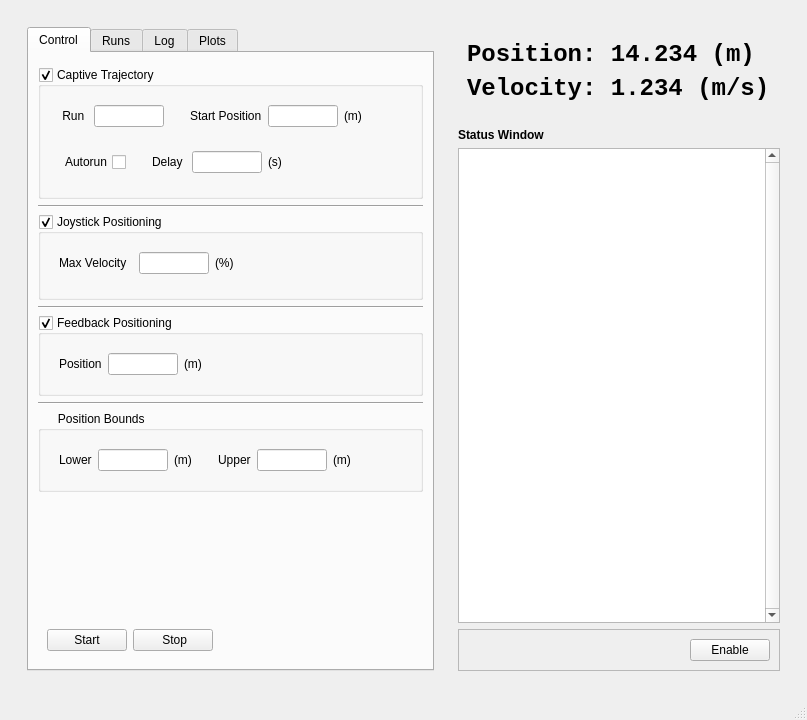
The window that software/gui/nodes/sled_control.ui (iorodeo/water_channel_ros) describes before a commit, drawn with Qt 5.
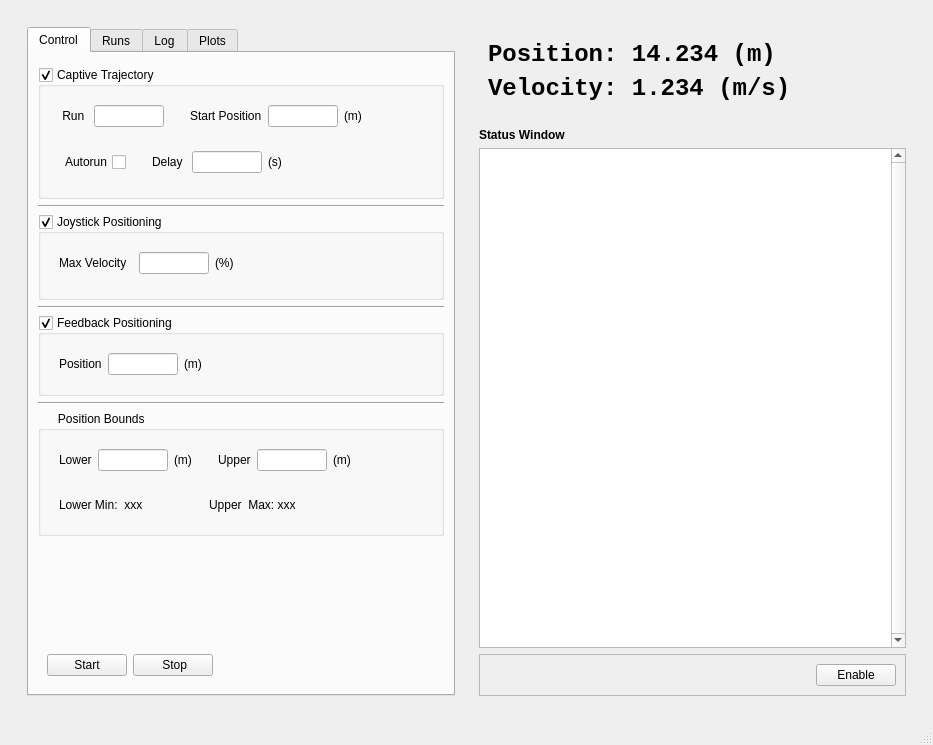
The same window after the commit.

Commit message: Added services for setting the maximum percent velocity for the motor_cmd_joystick node.  Added ability to set the sled bounds form the GUI. Changed ModeSwitcher class to  RobotControl class - as this class will encapsulate the interface to the robot.

```diff
--- a/software/gui/nodes/sled_control.ui
+++ b/software/gui/nodes/sled_control.ui
@@ -6,8 +6,8 @@
    <rect>
     <x>0</x>
     <y>0</y>
-    <width>807</width>
-    <height>720</height>
+    <width>933</width>
+    <height>745</height>
    </rect>
   </property>
   <property name="windowTitle">
@@ -507,6 +507,55 @@
                    </layout>
                   </widget>
                  </item>
+                 <item>
+                  <widget class="QWidget" name="widget_12" native="true">
+                   <layout class="QHBoxLayout" name="horizontalLayout_11">
+                    <item>
+                     <widget class="QLabel" name="lowerBoundMinLabel">
+                      <property name="text">
+                       <string>Lower Min:  xxx</string>
+                      </property>
+                     </widget>
+                    </item>
+                    <item>
+                     <spacer name="horizontalSpacer_15">
+                      <property name="orientation">
+                       <enum>Qt::Horizontal</enum>
+                      </property>
+                      <property name="sizeType">
+                       <enum>QSizePolicy::Fixed</enum>
+                      </property>
+                      <property name="sizeHint" stdset="0">
+                       <size>
+                        <width>60</width>
+                        <height>20</height>
+                       </size>
+                      </property>
+                     </spacer>
+                    </item>
+                    <item>
+                     <widget class="QLabel" name="upperBoundMaxLabel">
+                      <property name="text">
+                       <string>Upper  Max: xxx</string>
+                      </property>
+                     </widget>
+                    </item>
+                    <item>
+                     <spacer name="horizontalSpacer_16">
+                      <property name="orientation">
+                       <enum>Qt::Horizontal</enum>
+                      </property>
+                      <property name="sizeHint" stdset="0">
+                       <size>
+                        <width>40</width>
+                        <height>20</height>
+                       </size>
+                      </property>
+                     </spacer>
+                    </item>
+                   </layout>
+                  </widget>
+                 </item>
                 </layout>
                </widget>
               </item>
```
Left out of the diff: 6 changed lines with no effect on the pictures. The commit also changes 20 other files.
